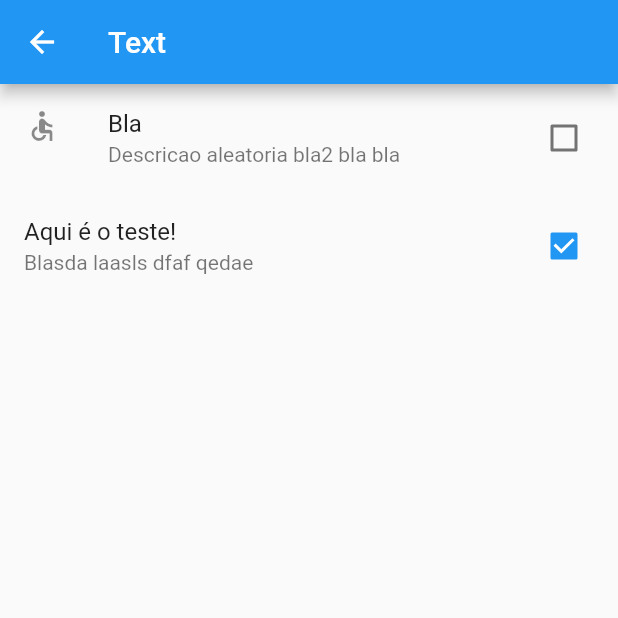
After one commit to RobsonAdorno/FlutterRepository, a Flutter app: the CheckBox2 screen opened directly, on a phone screen of 412 x 824 dp, the top half of it. The commit adds this screen. Run offline on Flutter 3.47's test engine with Material 2 defaults, Android fonts, the phone set to English and light mode, and no system bars.

Commit message:
Second message

```diff
--- /dev/null
+++ b/lib/checkBox.dart
@@ -0,0 +1,51 @@
+import 'package:flutter/material.dart';
+
+class CheckBox2 extends StatefulWidget {
+  @override
+  _CheckBox2State createState() => _CheckBox2State();
+}
+
+class _CheckBox2State extends State<CheckBox2> {
+  var value = false;
+  var valu2 = true;
+
+  @override
+  Widget build(BuildContext context) {
+    return Scaffold(
+      appBar: AppBar(
+        title: Text('Text'),
+      ),
+
+      body: Container(
+        child: Column(
+          children: <Widget>[
+            CheckboxListTile(
+              value: value,
+              title: Text('Bla'),
+              subtitle: Text('Descricao aleatoria bla2 bla bla'),
+              activeColor: Colors.blue,
+              selected: false,
+              secondary: Icon(Icons.accessible),
+              onChanged: (bool valueParam) {
+                setState(() {
+                  value = valueParam;
+                });
+              },
+            ),
+
+            CheckboxListTile(
+              value: valu2,
+              onChanged: (bool a) {
+                setState(() {
+                  valu2 = a;
+                });
+              },
+              title: Text('Aqui é o teste!'),
+              subtitle: Text('Blasda laasls dfaf qedae'),
+            )
+          ],
+        ),
+      )
+    );
+  }
+}
--- a/lib/main.dart
+++ b/lib/main.dart
@@ -1,11 +1,14 @@
 import 'package:flutter/material.dart';
 import 'package:haha_app/hue.dart';
+import 'package:haha_app/checkBox.dart';
+import 'package:haha_app/radioButtons.dart';
+import 'package:haha_app/switch.dart';
 
 main() {
   runApp(
     MaterialApp(
       debugShowCheckedModeBanner: false,
-      home: Hue(),
+      home: Switchs(),
     )
   );
 }
```
Also changed, not shown: lib/hue.dart (+12 -0 lines), lib/radioButtons.dart (added, +49 -0 lines), lib/switch.dart (added, +20 -0 lines).
